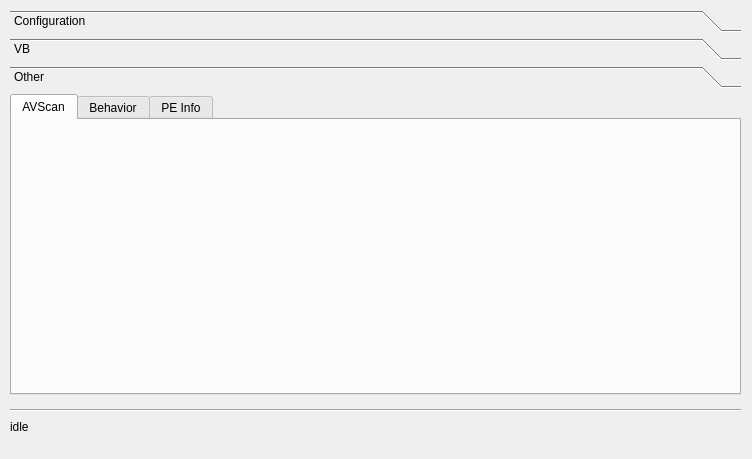
This is virusbattle/VBUI.ui in flowyroll/virusbattle-ida-plugin as Qt 5 draws it before an edit. The edited form follows.
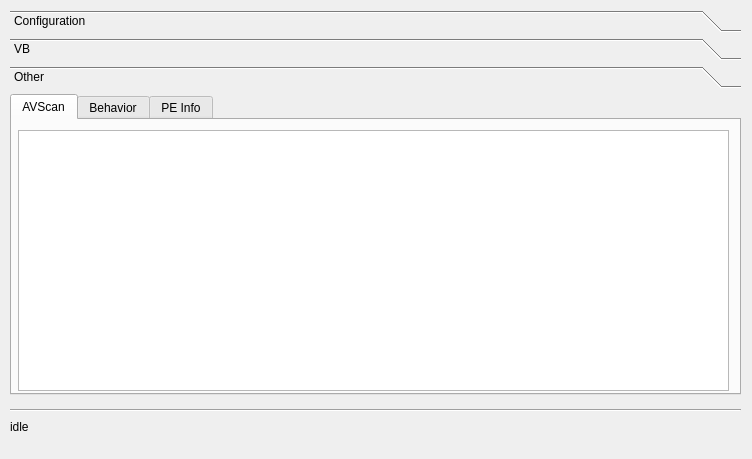
This is the edited form. The open tabs and pages were chosen to show the change.

Commit message: UI Other feature

The edit to the form file:
```diff
--- a/virusbattle/VBUI.ui
+++ b/virusbattle/VBUI.ui
@@ -2099,6 +2099,16 @@
       <attribute name="title">
        <string>AVScan</string>
       </attribute>
+      <widget class="QTextBrowser" name="textBrowserAVScan">
+       <property name="geometry">
+        <rect>
+         <x>6</x>
+         <y>10</y>
+         <width>711</width>
+         <height>261</height>
+        </rect>
+       </property>
+      </widget>
      </widget>
      <widget class="QWidget" name="tab_4">
       <attribute name="title">
```
Left out of the diff: 28 changed lines with no effect on the pictures.
